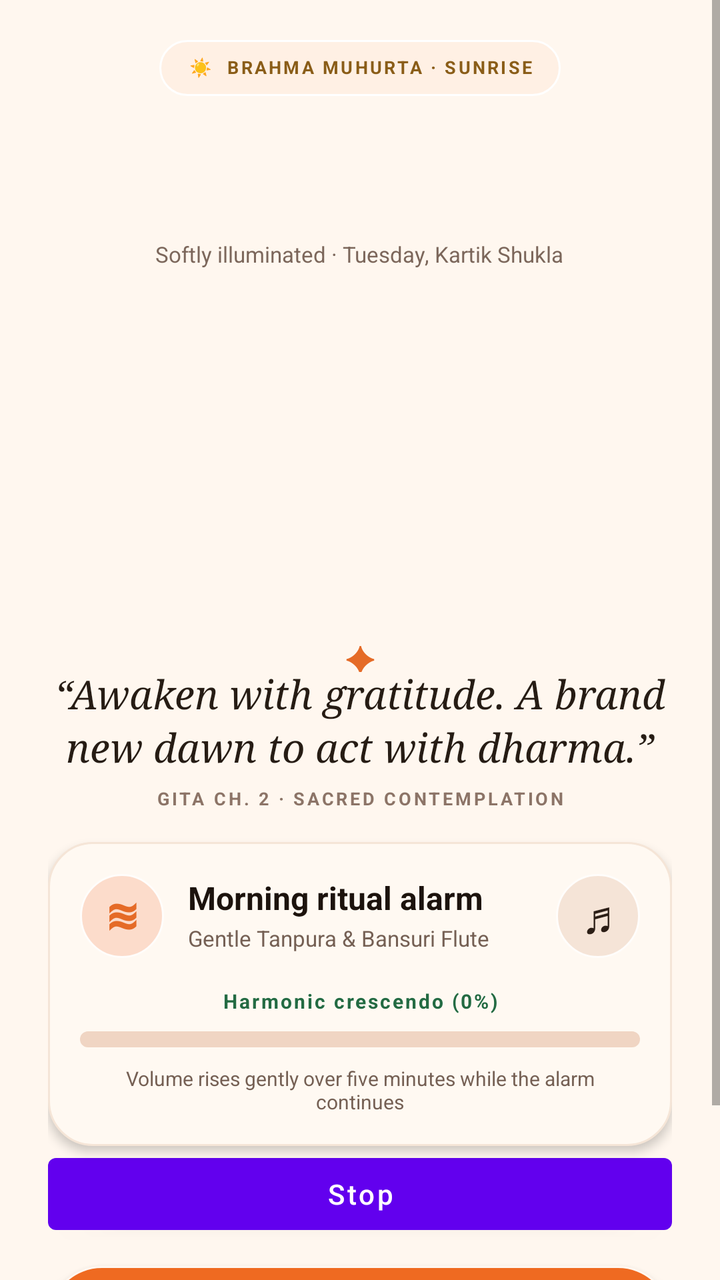
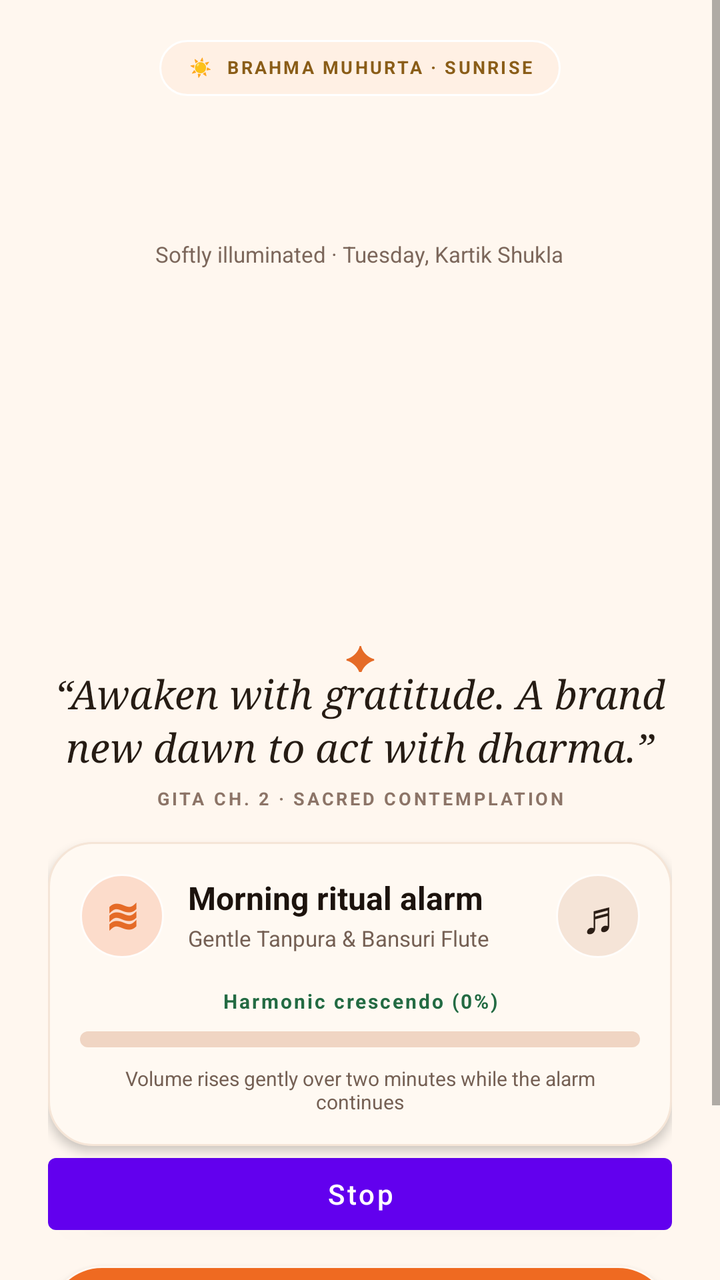

The first picture is an Android layout as it rendered before a commit; the second is the same layout after the commit. The layout source and the unified diff follow.
<!-- AndroidManifest.xml: fallback theme Theme.MaterialComponents.DayNight.NoActionBar -->
<!-- res/layout/alarm_fallback.xml -->
<?xml version="1.0" encoding="utf-8"?>
<ScrollView xmlns:android="http://schemas.android.com/apk/res/android"
    android:layout_width="match_parent"
    android:layout_height="match_parent"
    android:fillViewport="true"
    android:background="#FFF7EF">
<LinearLayout
    android:id="@+id/alarm_fallback"
    android:layout_width="match_parent"
    android:layout_height="wrap_content"
    android:orientation="vertical"
    android:gravity="center_horizontal"
    android:paddingLeft="24dp"
    android:paddingTop="20dp"
    android:paddingRight="24dp"
    android:paddingBottom="14dp"
    android:background="#FFF7EF">

  <TextView
      android:id="@+id/alarm_pill"
      android:layout_width="wrap_content"
      android:layout_height="wrap_content"
      android:minHeight="28dp"
      android:paddingTop="6dp"
      android:paddingBottom="6dp"
      android:gravity="center"
      android:background="@drawable/alarm_pill"
      android:paddingLeft="14dp"
      android:paddingRight="14dp"
      android:text="☀  BRAHMA MUHURTA · SUNRISE"
      android:textColor="#8A5D18"
      android:textSize="9sp"
      android:letterSpacing="0.12"
      android:textStyle="bold"
      android:includeFontPadding="false" />

  <LinearLayout
      android:layout_width="wrap_content"
      android:layout_height="wrap_content"
      android:layout_marginTop="10dp"
      android:gravity="bottom"
      android:orientation="horizontal"
      android:baselineAligned="true">
    <TextView
        android:id="@+id/alarm_time"
        android:layout_width="wrap_content"
        android:layout_height="wrap_content"
        android:includeFontPadding="false"
        android:textColor="#1F140E"
        android:textSize="52sp"
        android:fontFamily="serif" />
    <TextView
        android:id="@+id/alarm_meridiem"
        android:layout_width="wrap_content"
        android:layout_height="wrap_content"
        android:layout_marginLeft="8dp"
        android:layout_marginBottom="8dp"
        android:includeFontPadding="false"
        android:textColor="#E56B27"
        android:textSize="18sp"
        android:textStyle="bold" />
  </LinearLayout>

  <TextView
      android:layout_width="wrap_content"
      android:layout_height="wrap_content"
      android:layout_marginTop="2dp"
      android:includeFontPadding="false"
      android:text="Softly illuminated · Tuesday, Kartik Shukla"
      android:textColor="#7C675B"
      android:textSize="11sp" />

  <ImageView
      android:id="@+id/alarm_mascot"
      android:layout_width="220dp"
      android:layout_height="178dp"
      android:layout_marginTop="4dp"
      android:contentDescription="Aru welcomes you to your morning ritual"
      android:scaleType="centerInside" />

  <LinearLayout
      android:layout_width="match_parent"
      android:layout_height="wrap_content"
      android:gravity="center_horizontal"
      android:orientation="vertical">
    <TextView
        android:layout_width="24dp"
        android:layout_height="20dp"
        android:gravity="center"
        android:includeFontPadding="false"
        android:text="✦"
        android:textColor="#E56B27"
        android:textSize="18sp" />
    <TextView
        android:id="@+id/alarm_quote"
        android:layout_width="match_parent"
        android:layout_height="wrap_content"
        android:gravity="center"
        android:includeFontPadding="false"
        android:text="“Awaken with gratitude. A brand new dawn to act with dharma.”"
        android:textAlignment="center"
        android:textColor="#261C14"
        android:textSize="20sp"
        android:lineSpacingExtra="3dp"
        android:fontFamily="serif"
        android:textStyle="italic" />
    <TextView
        android:layout_width="match_parent"
        android:layout_height="wrap_content"
        android:layout_marginTop="8dp"
        android:gravity="center"
        android:includeFontPadding="false"
        android:text="GITA CH. 2 · SACRED CONTEMPLATION"
        android:textColor="#8C7467"
        android:textSize="9sp"
        android:letterSpacing="0.14"
        android:textStyle="bold" />
  </LinearLayout>

  <LinearLayout
      android:layout_width="match_parent"
      android:layout_height="wrap_content"
      android:layout_marginTop="16dp"
      android:orientation="vertical"
      android:background="@drawable/alarm_card"
      android:elevation="3dp">

    <LinearLayout
        android:layout_width="match_parent"
        android:layout_height="wrap_content"
        android:gravity="center_vertical"
        android:orientation="horizontal">
      <TextView
          android:layout_width="42dp"
          android:layout_height="42dp"
          android:gravity="center"
          android:background="@drawable/alarm_icon_disc"
          android:text="≋"
          android:textColor="#E56B27"
          android:textSize="27sp"
          android:textStyle="bold" />
      <LinearLayout
          android:layout_width="0dp"
          android:layout_height="wrap_content"
          android:layout_marginLeft="12dp"
          android:layout_weight="1"
          android:orientation="vertical">
        <TextView
            android:id="@+id/alarm_tone"
            android:layout_width="match_parent"
            android:layout_height="wrap_content"
            android:includeFontPadding="false"
            android:text="Morning ritual alarm"
            android:textColor="#1C130D"
            android:textSize="16sp"
            android:textStyle="bold" />
        <TextView
            android:layout_width="match_parent"
            android:layout_height="wrap_content"
            android:layout_marginTop="4dp"
            android:includeFontPadding="false"
            android:text="Gentle Tanpura &amp; Bansuri Flute"
            android:textColor="#756054"
            android:textSize="11sp" />
      </LinearLayout>
      <TextView
          android:layout_width="42dp"
          android:layout_height="42dp"
          android:gravity="center"
          android:background="@drawable/alarm_icon_disc_muted"
          android:text="♬"
          android:textColor="#2C1E16"
          android:textSize="23sp" />
    </LinearLayout>

    <TextView
        android:id="@+id/alarm_volume"
        android:layout_width="match_parent"
        android:layout_height="wrap_content"
        android:layout_marginTop="16dp"
        android:gravity="center"
        android:includeFontPadding="false"
        android:text="Harmonic crescendo (0%)"
        android:textColor="#236B43"
        android:textSize="10sp"
        android:letterSpacing="0.1"
        android:textStyle="bold" />
    <ProgressBar
        android:id="@+id/alarm_volume_progress"
        style="?android:attr/progressBarStyleHorizontal"
        android:layout_width="match_parent"
        android:layout_height="8dp"
        android:layout_marginTop="9dp"
        android:indeterminate="false"
        android:max="100"
        android:progress="0"
        android:progressDrawable="@drawable/alarm_progress_track" />
    <TextView
        android:layout_width="match_parent"
        android:layout_height="wrap_content"
        android:layout_marginTop="10dp"
        android:gravity="center"
        android:includeFontPadding="false"
        android:text="Volume rises gently over five minutes while the alarm continues"
        android:textColor="#756054"
        android:textSize="10sp" />
  </LinearLayout>

  <View
      android:layout_width="1dp"
      android:layout_height="0dp"
      android:layout_weight="1" />

  <Button
      android:id="@+id/alarm_stop"
      android:layout_width="match_parent"
      android:layout_height="wrap_content"
      android:minHeight="48dp"
      android:text="Stop"
      android:textAllCaps="false" />

  <Button
      android:id="@+id/alarm_retry"
      android:layout_width="match_parent"
      android:layout_height="wrap_content"
      android:minHeight="48dp"
      android:visibility="gone"
      android:text="Try again"
      android:textAllCaps="false" />

  <FrameLayout
      android:layout_width="match_parent"
      android:layout_height="wrap_content"
      android:minHeight="54dp"
      android:layout_marginTop="12dp"
      android:background="@drawable/alarm_primary_button"
      android:elevation="4dp">
    <Button
        android:id="@+id/alarm_dismiss"
        android:layout_width="match_parent"
        android:layout_height="wrap_content"
        android:minHeight="54dp"
        android:background="@android:color/transparent"
        android:text="☀  Hold to start my day"
        android:textAllCaps="false"
        android:textColor="#FFFFFF"
        android:textSize="15sp"
        android:textStyle="bold" />
    <ProgressBar
        android:id="@+id/alarm_dismiss_progress"
        style="?android:attr/progressBarStyleHorizontal"
        android:layout_width="match_parent"
        android:layout_height="3dp"
        android:layout_gravity="bottom"
        android:indeterminate="false"
        android:max="100"
        android:progress="0"
        android:progressDrawable="@drawable/alarm_hold_progress_track" />
  </FrameLayout>

  <TextView
      android:layout_width="match_parent"
      android:layout_height="wrap_content"
      android:layout_marginTop="8dp"
      android:gravity="center"
      android:includeFontPadding="false"
      android:text="Keep holding for 1.5 seconds. Releasing early resets the action."
      android:textColor="#8C7467"
      android:textSize="10sp" />

  <TextView
      android:layout_width="match_parent"
      android:layout_height="wrap_content"
      android:layout_marginTop="9dp"
      android:gravity="center"
      android:includeFontPadding="false"
      android:text="Your Surya Namaskar routine is prepared for 06:45 AM"
      android:textColor="#7A6659"
      android:textSize="10sp" />
</LinearLayout>
</ScrollView>
<!-- resources referenced by this layout -->
<resources>
  <!-- drawable alarm_card (drawable) -->
  <?xml version="1.0" encoding="utf-8"?>
  <shape xmlns:android="http://schemas.android.com/apk/res/android" android:shape="rectangle">
    <solid android:color="#FFF9F2" />
    <stroke android:width="1dp" android:color="#F5E5D7" />
    <corners android:radius="22dp" />
    <padding android:left="16dp" android:top="16dp" android:right="16dp" android:bottom="16dp" />
  </shape>
  <!-- drawable alarm_hold_progress_track (drawable) -->
  <?xml version="1.0" encoding="utf-8"?>
  <layer-list xmlns:android="http://schemas.android.com/apk/res/android">
    <item android:id="@android:id/background">
      <shape><solid android:color="#22FFFFFF" /><corners android:radius="2dp" /></shape>
    </item>
    <item android:id="@android:id/progress">
      <clip><shape><solid android:color="#FFFFD7BF" /><corners android:radius="2dp" /></shape></clip>
    </item>
  </layer-list>
  <!-- drawable alarm_icon_disc (drawable) -->
  <?xml version="1.0" encoding="utf-8"?>
  <shape xmlns:android="http://schemas.android.com/apk/res/android" android:shape="oval">
    <solid android:color="#FCDCCB" />
    <stroke android:width="1dp" android:color="#FFFDFB" />
  </shape>
  <!-- drawable alarm_icon_disc_muted (drawable) -->
  <?xml version="1.0" encoding="utf-8"?>
  <shape xmlns:android="http://schemas.android.com/apk/res/android" android:shape="oval">
    <solid android:color="#F5E4D7" />
    <stroke android:width="1dp" android:color="#FFFDFB" />
  </shape>
  <!-- drawable alarm_pill (drawable) -->
  <?xml version="1.0" encoding="utf-8"?>
  <shape xmlns:android="http://schemas.android.com/apk/res/android" android:shape="rectangle">
    <solid android:color="#FFF0E4" />
    <stroke android:width="1dp" android:color="#FFFFFF" />
    <corners android:radius="18dp" />
  </shape>
  <!-- drawable alarm_primary_button (drawable) -->
  <?xml version="1.0" encoding="utf-8"?>
  <shape xmlns:android="http://schemas.android.com/apk/res/android" android:shape="rectangle">
    <solid android:color="#EF6A21" />
    <stroke android:width="1dp" android:color="#FFF7F0" />
    <corners android:radius="28dp" />
  </shape>
  <!-- drawable alarm_progress_track (drawable) -->
  <?xml version="1.0" encoding="utf-8"?>
  <layer-list xmlns:android="http://schemas.android.com/apk/res/android">
    <item android:id="@android:id/background">
      <shape><solid android:color="#F0D5C3" /><corners android:radius="4dp" /></shape>
    </item>
    <item android:id="@android:id/progress">
      <clip><shape><solid android:color="#E56B27" /><corners android:radius="4dp" /></shape></clip>
    </item>
  </layer-list>
</resources>

<!-- the commit's change to res/layout/alarm_fallback.xml (unified diff, before → after) -->
@@ -201,7 +201,7 @@
         android:layout_marginTop="10dp"
         android:gravity="center"
         android:includeFontPadding="false"
-        android:text="Volume rises gently over five minutes while the alarm continues"
+        android:text="Volume rises gently over two minutes while the alarm continues"
         android:textColor="#756054"
         android:textSize="10sp" />
   </LinearLayout>
@@ -226,6 +226,15 @@
       android:minHeight="48dp"
       android:visibility="gone"
       android:text="Try again"
+      android:textAllCaps="false" />
+
+  <Button
+      android:id="@+id/alarm_snooze"
+      android:layout_width="match_parent"
+      android:layout_height="wrap_content"
+      android:minHeight="48dp"
+      android:visibility="gone"
+      android:text="Snooze · 5 min"
       android:textAllCaps="false" />
 
   <FrameLayout
